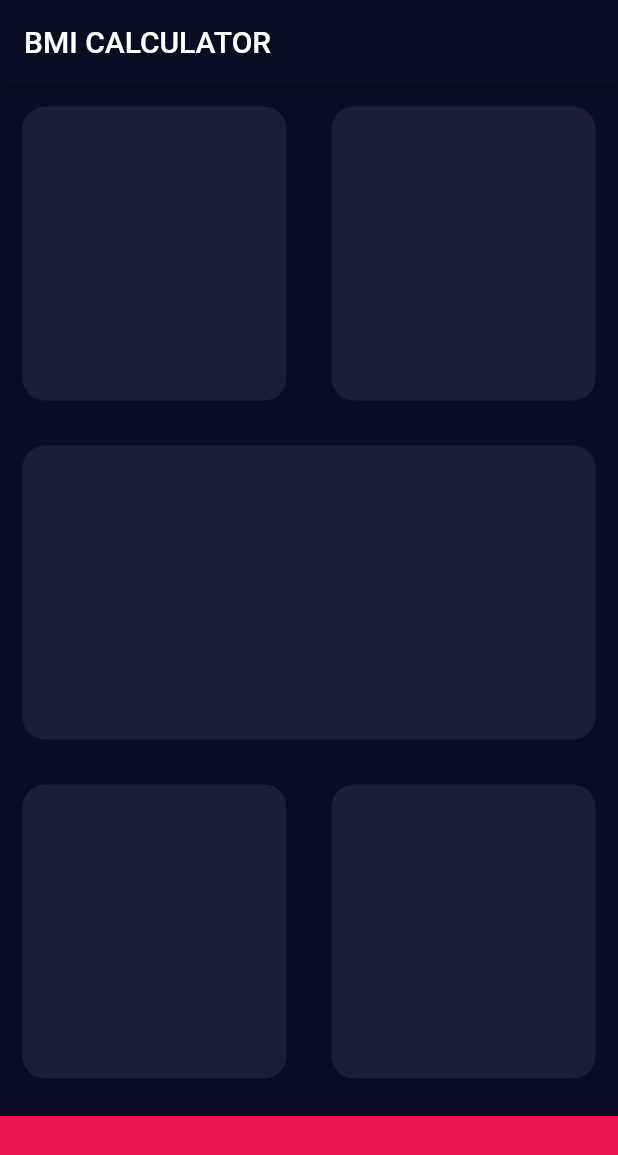
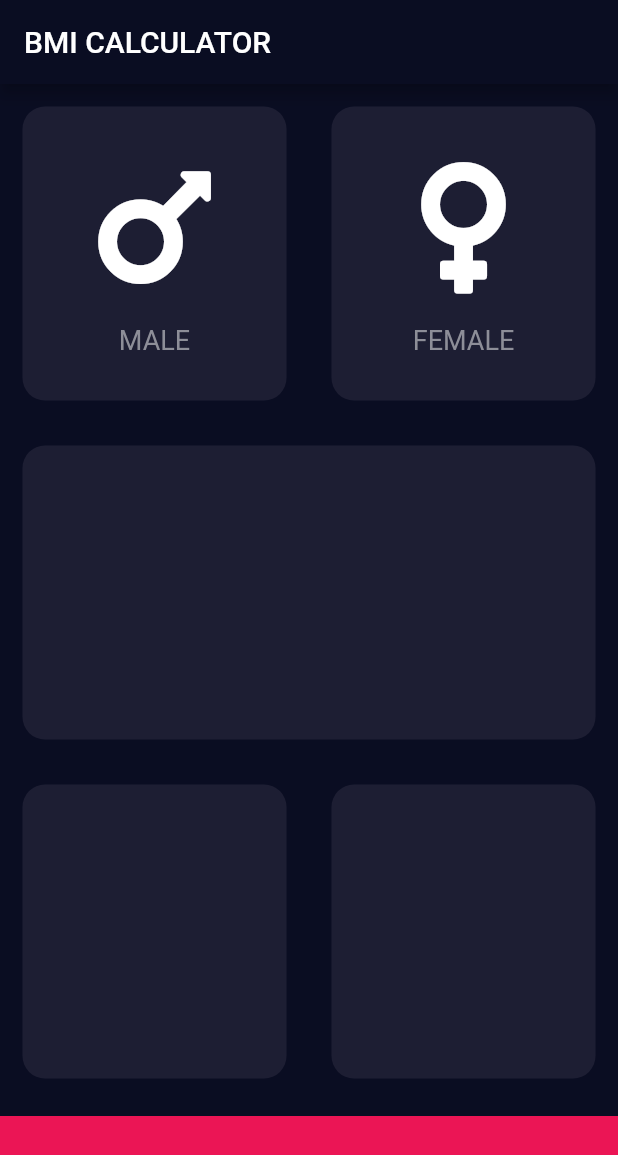
Before and after one commit to carlstep/ab_bmi_calc, a Flutter app: the screen it shows after launch, on a phone screen of 412 x 824 dp. Shown: the top 1155 px of the screen. Run offline on Flutter 3.47's test engine with Material 2 defaults, Android fonts, the phone set to English and light mode, and no system bars; our stand-ins replace font_awesome_flutter.

Commit message:
add card_content & reusable_card

```diff
--- /dev/null
+++ b/lib/card_content.dart
@@ -0,0 +1,31 @@
+import 'package:flutter/material.dart';
+
+class CardContent extends StatelessWidget {
+  const CardContent({this.icon, this.label});
+
+  final IconData icon;
+  final String label;
+
+  @override
+  Widget build(BuildContext context) {
+    return Column(
+      mainAxisAlignment: MainAxisAlignment.center,
+      children: <Widget>[
+        Icon(
+          icon,
+          size: 100.0,
+        ),
+        SizedBox(
+          height: 15.0,
+        ),
+        Text(
+          label,
+          style: TextStyle(
+            fontSize: 18.0,
+            color: Color(0xFF8D8E98),
+          ),
+        )
+      ],
+    );
+  }
+}
--- a/lib/input_page.dart
+++ b/lib/input_page.dart
@@ -1,4 +1,7 @@
 import 'package:flutter/material.dart';
+import 'package:font_awesome_flutter/font_awesome_flutter.dart';
+import 'card_content.dart';
+import 'reusable_card.dart';
 
 const bottomContainerHeight = 80.0;
 const bottomContainerColor = Color(0xFFEB1555);
@@ -23,11 +26,19 @@ class _InputPageState extends State<InputPage> {
               children: [
                 Expanded(
                   child: ReusableCard(
+                    cardChild: CardContent(
+                      icon: FontAwesomeIcons.mars,
+                      label: 'MALE',
+                    ),
                     colour: activeCardColor,
                   ),
                 ),
                 Expanded(
                   child: ReusableCard(
+                    cardChild: CardContent(
+                      icon: FontAwesomeIcons.venus,
+                      label: 'FEMALE',
+                    ),
                     colour: activeCardColor,
                   ),
                 ),
@@ -72,20 +83,3 @@ class _InputPageState extends State<InputPage> {
     );
   }
 }
-
-class ReusableCard extends StatelessWidget {
-  ReusableCard({@required this.colour});
-
-  final Color colour;
-
-  @override
-  Widget build(BuildContext context) {
-    return Container(
-      margin: EdgeInsets.all(15.0),
-      decoration: BoxDecoration(
-        color: colour,
-        borderRadius: BorderRadius.circular(15.0),
-      ),
-    );
-  }
-}
--- /dev/null
+++ b/lib/reusable_card.dart
@@ -0,0 +1,20 @@
+import 'package:flutter/material.dart';
+
+class ReusableCard extends StatelessWidget {
+  ReusableCard({@required this.colour, this.cardChild});
+
+  final Color colour;
+  final Widget cardChild;
+
+  @override
+  Widget build(BuildContext context) {
+    return Container(
+      child: cardChild,
+      margin: EdgeInsets.all(15.0),
+      decoration: BoxDecoration(
+        color: colour,
+        borderRadius: BorderRadius.circular(15.0),
+      ),
+    );
+  }
+}
--- a/pubspec.yaml
+++ b/pubspec.yaml
@@ -11,6 +11,7 @@ dependencies:
     sdk: flutter
 
   cupertino_icons: ^0.1.2
+  font_awesome_flutter: ^9.0.0
 
 dev_dependencies:
   flutter_test:
```
Also changed, not shown: pubspec.lock.
